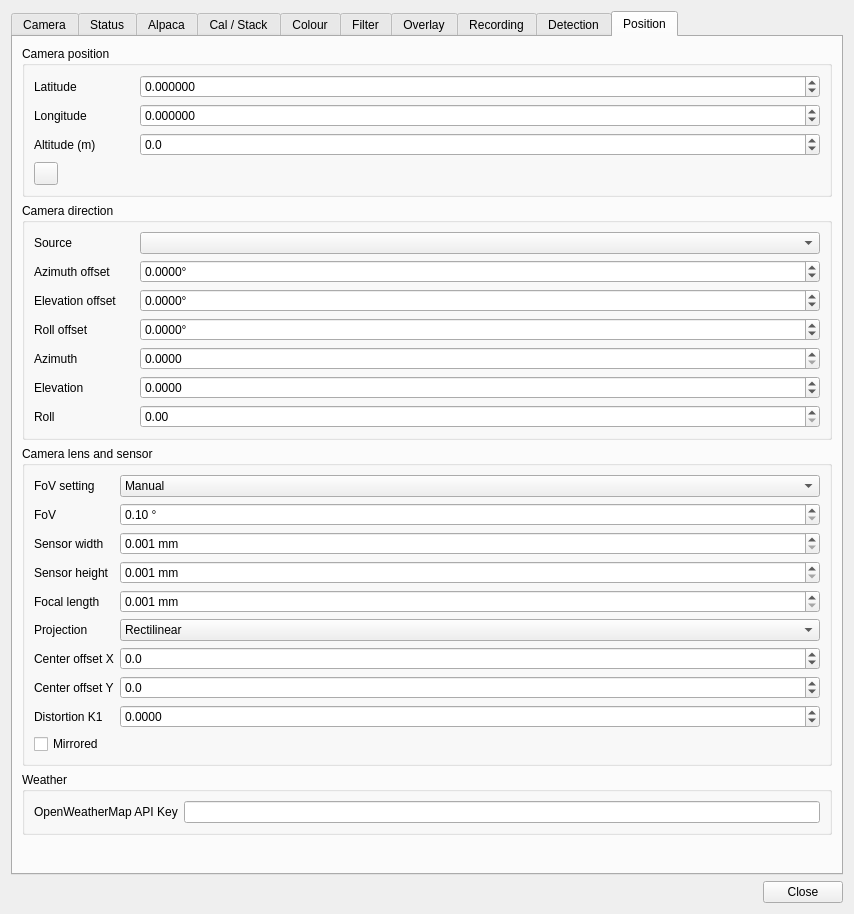
Above: plugins/feature/camera/camerasettingsdialog.ui from srcejon/sdrangel before the change. Below: the same form after it.
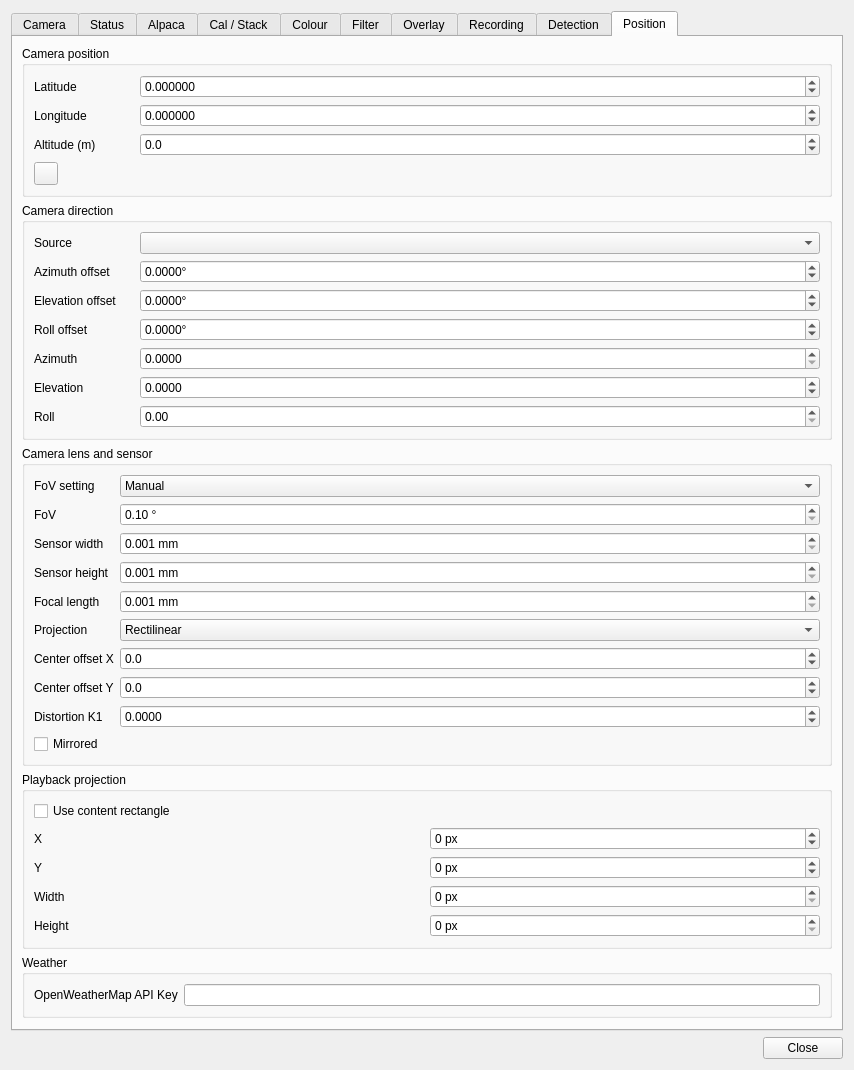
That is the form after the change. The open tabs and pages were chosen to show the change. Icons and pictures are not drawn. Custom widgets are drawn as their Qt base class.

Commit message: Add camera playback projection settings

Diff of the .ui file:
```diff
--- a/plugins/feature/camera/camerasettingsdialog.ui
+++ b/plugins/feature/camera/camerasettingsdialog.ui
@@ -8274,6 +8274,120 @@
            </widget>
           </item>
          </layout>
+       </widget>
+      </item>
+       <item alignment="Qt::AlignmentFlag::AlignTop">
+        <widget class="QGroupBox" name="playbackProjectionGroup">
+         <property name="toolTip">
+          <string>Projection rectangle used when replaying videos or image sequences that contain padding around the real optical image.</string>
+         </property>
+         <property name="sizePolicy">
+          <sizepolicy hsizetype="Preferred" vsizetype="Maximum">
+           <horstretch>0</horstretch>
+           <verstretch>0</verstretch>
+          </sizepolicy>
+         </property>
+         <property name="title">
+          <string>Playback projection</string>
+         </property>
+         <layout class="QGridLayout" name="playbackProjectionLayout">
+          <item row="0" column="0" colspan="2">
+           <widget class="QCheckBox" name="playbackProjectionEnabledCheck">
+            <property name="toolTip">
+             <string>Use the rectangle below as the optical image area for video, stream, and image sequence playback.</string>
+            </property>
+            <property name="text">
+             <string>Use content rectangle</string>
+            </property>
+           </widget>
+          </item>
+          <item row="1" column="0">
+           <widget class="QLabel" name="playbackProjectionXLabel">
+            <property name="text">
+             <string>X</string>
+            </property>
+           </widget>
+          </item>
+          <item row="1" column="1">
+           <widget class="QSpinBox" name="playbackProjectionXSpin">
+            <property name="toolTip">
+             <string>Left edge of the optical content rectangle in playback-frame pixels.</string>
+            </property>
+            <property name="suffix">
+             <string> px</string>
+            </property>
+            <property name="minimum">
+             <number>-65535</number>
+            </property>
+            <property name="maximum">
+             <number>65535</number>
+            </property>
+           </widget>
+          </item>
+          <item row="2" column="0">
+           <widget class="QLabel" name="playbackProjectionYLabel">
+            <property name="text">
+             <string>Y</string>
+            </property>
+           </widget>
+          </item>
+          <item row="2" column="1">
+           <widget class="QSpinBox" name="playbackProjectionYSpin">
+            <property name="toolTip">
+             <string>Top edge of the optical content rectangle in playback-frame pixels.</string>
+            </property>
+            <property name="suffix">
+             <string> px</string>
+            </property>
+            <property name="minimum">
+             <number>-65535</number>
+            </property>
+            <property name="maximum">
+             <number>65535</number>
+            </property>
+           </widget>
+          </item>
+          <item row="3" column="0">
+           <widget class="QLabel" name="playbackProjectionWidthLabel">
+            <property name="text">
+             <string>Width</string>
+            </property>
+           </widget>
+          </item>
+          <item row="3" column="1">
+           <widget class="QSpinBox" name="playbackProjectionWidthSpin">
+            <property name="toolTip">
+             <string>Width of the optical content rectangle in playback-frame pixels. Set to 0 to disable the transform.</string>
+            </property>
+            <property name="suffix">
+             <string> px</string>
+            </property>
+            <property name="maximum">
+             <number>65535</number>
+            </property>
+           </widget>
+          </item>
+          <item row="4" column="0">
+           <widget class="QLabel" name="playbackProjectionHeightLabel">
+            <property name="text">
+             <string>Height</string>
+            </property>
+           </widget>
+          </item>
+          <item row="4" column="1">
+           <widget class="QSpinBox" name="playbackProjectionHeightSpin">
+            <property name="toolTip">
+             <string>Height of the optical content rectangle in playback-frame pixels. Set to 0 to disable the transform.</string>
+            </property>
+            <property name="suffix">
+             <string> px</string>
+            </property>
+            <property name="maximum">
+             <number>65535</number>
+            </property>
+           </widget>
+          </item>
+         </layout>
         </widget>
        </item>
        <item alignment="Qt::AlignmentFlag::AlignTop">
```
The commit also changes 14 other files.
